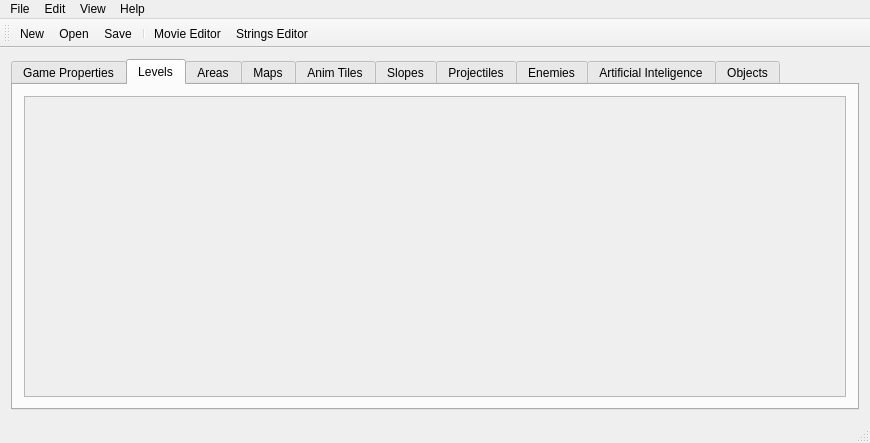
Before: the Qt Designer form editor/mainwindow.ui in protoman/firefly, drawn with Qt 5.
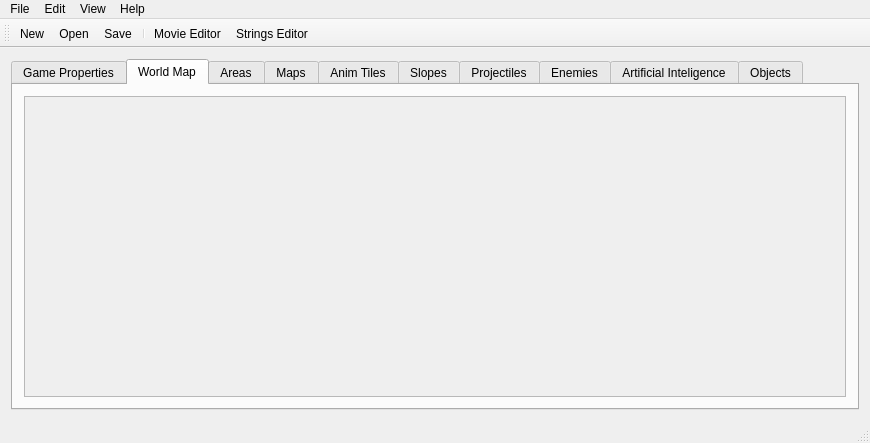
After: the same form once the commit is applied. The open tabs and pages were chosen to show the change. Icons and pictures are not drawn.

Commit message: - new file-format for world, area and rooms, area can have more than one room-h of size height if two rooms are stacked.

Patch:
```diff
--- a/editor/mainwindow.ui
+++ b/editor/mainwindow.ui
@@ -70,7 +70,7 @@
       </widget>
       <widget class="QWidget" name="tab_2">
        <attribute name="title">
-        <string>Levels</string>
+        <string>World Map</string>
        </attribute>
        <layout class="QGridLayout" name="gridLayout_2">
         <item row="0" column="0">
```
Left out of the diff: 24 changed lines with no effect on the pictures. The commit also changes 62 other files.
